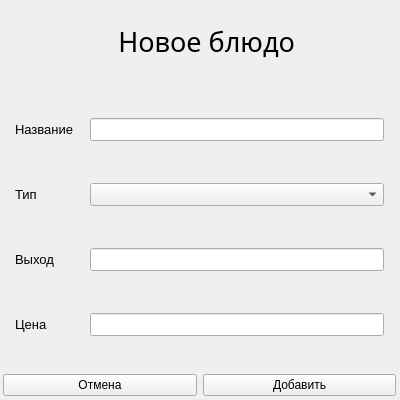
Above: View/newDish.ui from mrkomilfo/RestaurantPython before the change. Below: the same form after it.
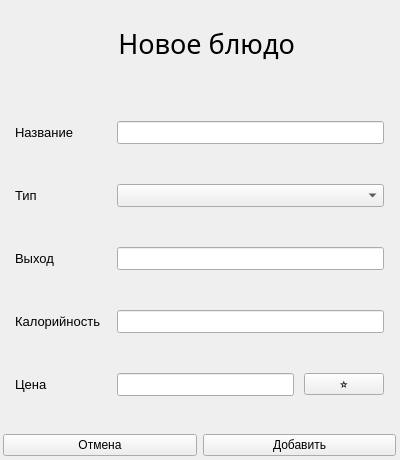
That is the form after the change.

```diff
--- a/View/newDish.ui
+++ b/View/newDish.ui
@@ -7,7 +7,7 @@
     <x>0</x>
     <y>0</y>
     <width>400</width>
-    <height>400</height>
+    <height>460</height>
    </rect>
   </property>
   <property name="windowTitle">
@@ -20,7 +20,7 @@
       <x>-1</x>
       <y>-1</y>
       <width>401</width>
-      <height>401</height>
+      <height>461</height>
      </rect>
     </property>
     <layout class="QVBoxLayout" name="verticalLayout" stretch="0,1,0">
@@ -58,7 +58,7 @@
         <number>16</number>
        </property>
        <property name="verticalSpacing">
-        <number>42</number>
+        <number>40</number>
        </property>
        <item row="0" column="0">
         <widget class="QLabel" name="label_6">
@@ -105,7 +105,7 @@
          </property>
         </widget>
        </item>
-       <item row="3" column="0">
+       <item row="4" column="0">
         <widget class="QLabel" name="label_9">
          <property name="font">
           <font>
@@ -135,8 +135,20 @@
          </property>
         </widget>
        </item>
+       <item row="3" column="0">
+        <widget class="QLabel" name="label_2">
+         <property name="font">
+          <font>
+           <pointsize>10</pointsize>
+          </font>
+         </property>
+         <property name="text">
+          <string>Калорийность</string>
+         </property>
+        </widget>
+       </item>
        <item row="3" column="1">
-        <widget class="QLineEdit" name="priceEdit">
+        <widget class="QLineEdit" name="energyEdit">
          <property name="font">
           <font>
            <pointsize>10</pointsize>
@@ -144,6 +156,29 @@
          </property>
         </widget>
        </item>
+       <item row="4" column="1">
+        <layout class="QHBoxLayout" name="horizontalLayout_2" stretch="1,0">
+         <property name="spacing">
+          <number>10</number>
+         </property>
+         <item>
+          <widget class="QLineEdit" name="priceEdit">
+           <property name="font">
+            <font>
+             <pointsize>10</pointsize>
+            </font>
+           </property>
+          </widget>
+         </item>
+         <item>
+          <widget class="QPushButton" name="predictPriceButton">
+           <property name="text">
+            <string>⭐</string>
+           </property>
+          </widget>
+         </item>
+        </layout>
+       </item>
       </layout>
      </item>
      <item>
```
Left out of the diff: 42 changed lines with no effect on the pictures.
